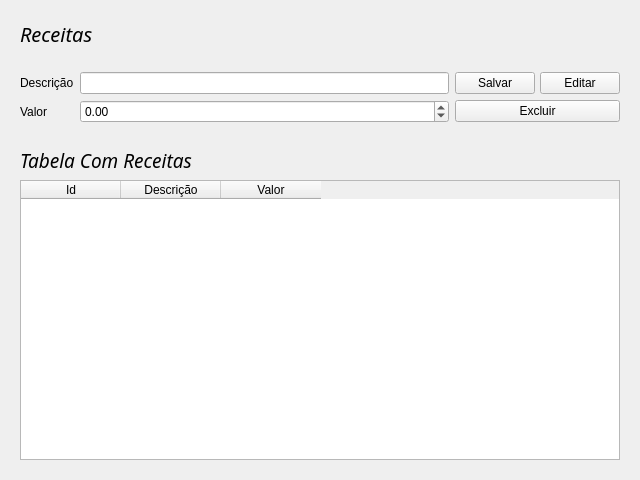
Qt form FinancialSystem/view/Receita.ui (Wth10/Python-Qt) before a commit.
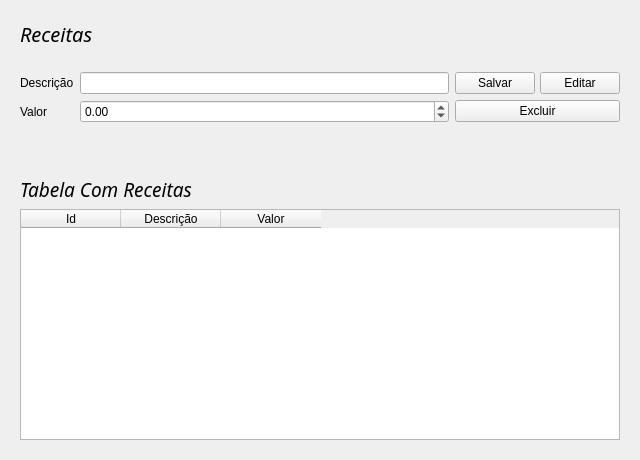
The same form after that commit. Icons and pictures are not drawn.

Patch:
```diff
--- a/FinancialSystem/view/Receita.ui
+++ b/FinancialSystem/view/Receita.ui
@@ -7,7 +7,7 @@
     <x>0</x>
     <y>0</y>
     <width>640</width>
-    <height>480</height>
+    <height>460</height>
    </rect>
   </property>
   <property name="windowTitle">
@@ -237,7 +237,27 @@
      </property>
      <layout class="QVBoxLayout" name="verticalLayout_2">
       <item>
-       <widget class="QLabel" name="label_2">
+       <widget class="QLabel" name="AlertErro">
+        <property name="font">
+         <font>
+          <family>Arial Black</family>
+          <pointsize>13</pointsize>
+          <kerning>true</kerning>
+         </font>
+        </property>
+        <property name="text">
+         <string/>
+        </property>
+        <property name="textFormat">
+         <enum>Qt::AutoText</enum>
+        </property>
+        <property name="alignment">
+         <set>Qt::AlignCenter</set>
+        </property>
+       </widget>
+      </item>
+      <item>
+       <widget class="QLabel" name="TitleTable">
         <property name="font">
          <font>
           <family>Arial Black</family>
```
